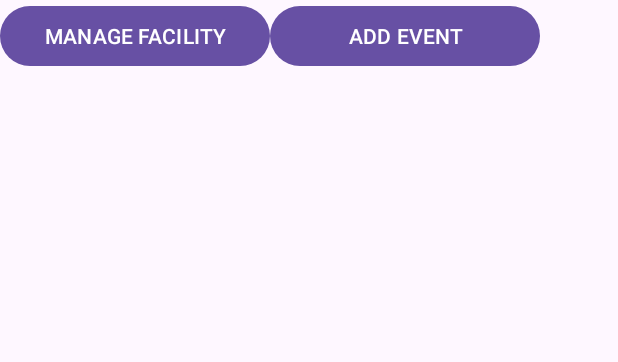
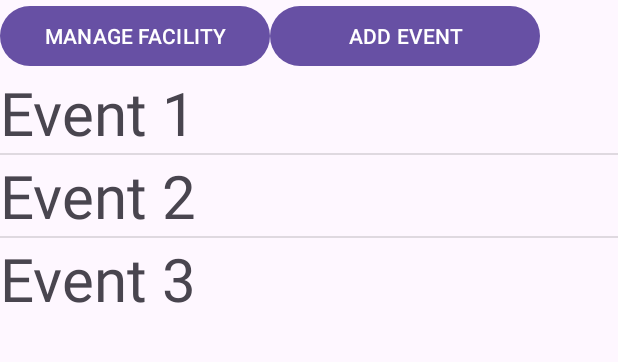
Before and after one commit to CMPUT301F24appify/CMPUT301F24-Project, an Android app: the EventActivity screen opened directly, with no data from a screen before it, on a phone screen of 412 x 824 dp, the part 225-587 px from its top. Run offline under Robolectric (Android 15) with nearby library versions, the phone set to English and light mode, and no system bars; our stand-ins replace Firebase (no records; nobody signed in at launch, a user with empty details on screens opened directly).

Commit message:
Fixed listview

```diff
--- a/Appify/app/src/main/java/com/example/appify/EventActivity.java
+++ b/Appify/app/src/main/java/com/example/appify/EventActivity.java
@@ -13,20 +13,39 @@ import androidx.appcompat.app.AppCompatActivity;
 import com.google.firebase.firestore.FirebaseFirestore;
 
 import java.util.ArrayList;
+import java.util.Arrays;
 
 public class EventActivity extends AppCompatActivity implements AddEventDialogFragment.AddEventDialogListener {
     private ArrayList<Event> eventList = new ArrayList<>();
-    private ArrayAdapter<Event> eventAdapter;
     private FirebaseFirestore db;
+    ListView eventListView;
+    ArrayList<Event> dataList;
+    ArrayAdapter<Event> eventAdapter;
 
+    // Sample events
+    Event event1;
+    Event event2;
+    Event event3;
     @Override
     protected void onCreate(Bundle savedInstanceState) {
         super.onCreate(savedInstanceState);
         setContentView(R.layout.event);
 
         db = FirebaseFirestore.getInstance();
-        ListView eventListView = findViewById(R.id.event_list);
-        eventAdapter = new ArrayAdapter<>(this, android.R.layout.simple_list_item_1, eventList);
+
+        eventListView = findViewById(R.id.event_list);
+
+        // Sample events
+        event1 = new Event("Event 1", "Oct 12", "Here is the event description", 20, 5, null, false);
+        event2 = new Event("Event 2", "Nov 23", "Some description", 200, 50, null, true);
+        event3 = new Event("Event 3", "Jan 01", "blha blah blha", 3, 1, null, true);
+
+
+        Event []events = {event1,event2, event3};
+
+        dataList = new ArrayList<>();
+        dataList.addAll(Arrays.asList(events));
+        eventAdapter = new ArrayAdapter<>(this,R.layout.event_list_content, dataList);
         eventListView.setAdapter(eventAdapter);
 
         Button addEventButton = findViewById(R.id.button_add);
@@ -37,7 +56,9 @@ public class EventActivity extends AppCompatActivity implements AddEventDialogFr
 
         // Set an item click listener to open the EventDetailActivity
         eventListView.setOnItemClickListener((parent, view, position, id) -> {
-            Event selectedEvent = eventList.get(position);
+            System.out.println("awouhwad");
+            Event selectedEvent = dataList.get(position);
+
             Intent intent = new Intent(EventActivity.this, EventDetailActivity.class);
 
             // Add extra checks for null values to prevent crashes
@@ -67,7 +88,7 @@ public class EventActivity extends AppCompatActivity implements AddEventDialogFr
                 .set(newEvent)
                 .addOnSuccessListener(aVoid -> {
                     Toast.makeText(EventActivity.this, "Event added: " + name, Toast.LENGTH_SHORT).show();
-                    eventList.add(newEvent);
+                    dataList.add(newEvent);
                     eventAdapter.notifyDataSetChanged();
                 })
                 .addOnFailureListener(e -> {
--- a/Appify/app/src/main/java/com/example/appify/EventDetailActivity.java
+++ b/Appify/app/src/main/java/com/example/appify/EventDetailActivity.java
@@ -3,6 +3,7 @@ package com.example.appify;
 import android.content.Intent;
 import android.net.Uri;
 import android.os.Bundle;
+import android.widget.Button;
 import android.widget.ImageView;
 import android.widget.TextView;
 
@@ -43,6 +44,9 @@ public class EventDetailActivity extends AppCompatActivity {
         maxSampleTextView.setText("Max Sample Entrants: " + maxSampleEntrants);
         geolocateTextView.setText(isGeolocate ? "Geo-Location Enabled" : "Geo-Location Disabled");
 
+        Button backButton = findViewById(R.id.buttonBackToEvents);
+        backButton.setOnClickListener(v -> finish());
+
         // Display the image if the URI is valid
         if (posterUri != null) {
             posterImageView.setImageURI(posterUri);
--- /dev/null
+++ b/Appify/app/src/main/res/layout/event_list_content.xml
@@ -0,0 +1,8 @@
+<?xml version="1.0" encoding="utf-8"?>
+<TextView xmlns:android="http://schemas.android.com/apk/res/android"
+    android:layout_width="match_parent"
+    android:layout_height="match_parent"
+    android:id="@+id/eventList_content_view"
+    android:text="sample_text"
+    android:textSize="40sp">
+</TextView>
```
Also changed, not shown: Appify/app/src/main/res/layout/activity_event_detail.xml (+8 -0 lines).
